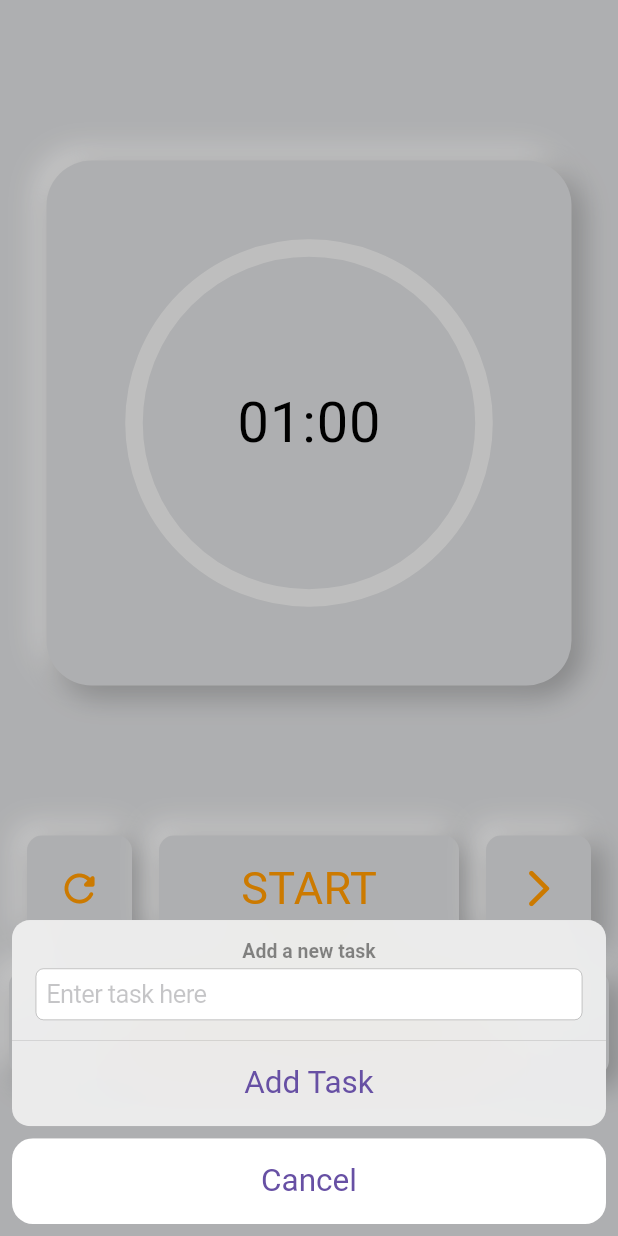
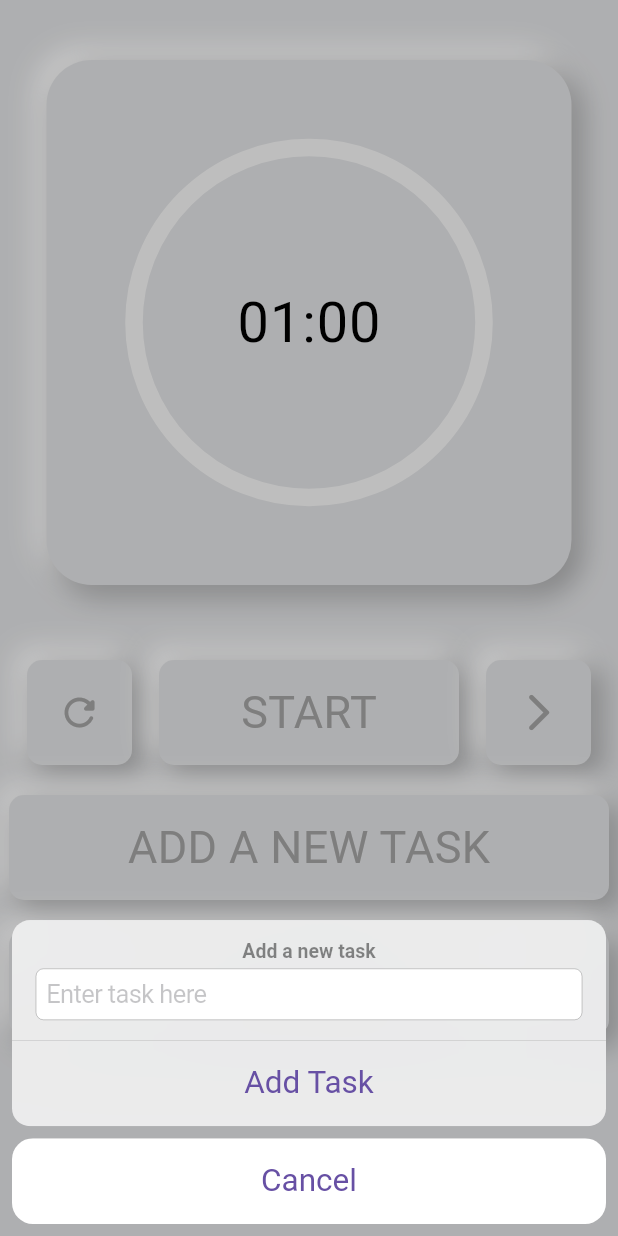
Before and after one commit to akira2552007/POMODO, a Flutter app: the screen it shows after launch, after a tap on "ADD A NEW TASK", on a phone screen of 412 x 824 dp. Run offline on Flutter 3.47's test engine with Material 3 defaults, Android fonts, the phone set to English and light mode, and no system bars; drawn by our look-alikes of circular_countdown_timer; our stand-ins replace flutter_slidable, flutter_spinkit.

Commit message:
optimized for 9x16 screen

```diff
--- a/lib/Pages/circular_timer.dart
+++ b/lib/Pages/circular_timer.dart
@@ -12,7 +12,7 @@ class MyWidget extends StatelessWidget {
         width: 100, // smaller fixed size
         height: 150,
         duration: 60,
-        fillColor: Colors.purpleAccent[100]!,
+        fillColor: Colors.grey[500]!,
         ringColor: Colors.grey[200]!,
         controller: controller,
         isReverse: true,
--- a/lib/Pages/home_page.dart
+++ b/lib/Pages/home_page.dart
@@ -14,24 +14,28 @@ class HomePage extends StatefulWidget {
 class _HomePageState extends State<HomePage> {
   final CountDownController _controller = CountDownController();
   String? task;
+
   @override
   Widget build(BuildContext context) {
     return Scaffold(
       backgroundColor: const Color(0xffdadbdd),
-      body: Stack(
+      body: SafeArea(
+        child: SingleChildScrollView(
+          padding: const EdgeInsets.symmetric(vertical: 20),
+          child: Column(
             children: [
               if (task != null)
                 Padding(
-              padding: const EdgeInsets.only(top: 50, left: 35, right: 35),
+                  padding: const EdgeInsets.symmetric(horizontal: 35),
                   child: Slidable(
                     key: ValueKey(task),
                     endActionPane: ActionPane(
-                  motion: BehindMotion(),
+                      motion: const BehindMotion(),
                       children: [
                         SlidableAction(
                           onPressed: (context) {
                             setState(() {
-                          task = null; // Deletes the task
+                              task = null;
                             });
                           },
                           borderRadius: BorderRadius.circular(10),
@@ -44,8 +48,9 @@ class _HomePageState extends State<HomePage> {
                     ),
                     child: Container(
                       height: 70,
+                      margin: const EdgeInsets.only(bottom: 20),
                       decoration: BoxDecoration(
-                    color: Color(0xffdadbdd),
+                        color: const Color(0xffdadbdd),
                         borderRadius: BorderRadius.circular(10),
                         boxShadow: const [
                           BoxShadow(
@@ -63,17 +68,22 @@ class _HomePageState extends State<HomePage> {
                         ],
                       ),
                       child: Center(
+                        child: SingleChildScrollView(
+                          scrollDirection: Axis.horizontal,
+                          padding: const EdgeInsets.symmetric(horizontal: 10),
                           child: Text(
                             '$task',
-                      style: TextStyle(fontSize: 20, color: Colors.black87),
+                            style: const TextStyle(
+                              fontSize: 20,
+                              color: Colors.black87,
                             ),
                           ),
                         ),
                       ),
                     ),
-          Column(
-            mainAxisAlignment: MainAxisAlignment.center,
-            children: [
+                  ),
+                ),
+              const SizedBox(height: 20),
               Row(
                 mainAxisAlignment: MainAxisAlignment.center,
                 children: [
@@ -102,11 +112,70 @@ class _HomePageState extends State<HomePage> {
                   ),
                 ],
               ),
-              const SizedBox(height: 100),
+              const SizedBox(height: 50),
               Row(
                 mainAxisAlignment: MainAxisAlignment.spaceEvenly,
                 children: [
-                  Container(
+                  _iconContainer(icon: Icons.refresh_rounded, onPressed: () {}),
+                  _textButton(label: 'START', onTap: () {}, width: 200),
+                  _iconContainer(
+                    icon: Icons.arrow_forward_ios_rounded,
+                    onPressed: () {},
+                  ),
+                ],
+              ),
+              const SizedBox(height: 20),
+              _textButton(
+                label: 'ADD A NEW TASK',
+                onTap: () {
+                  showCupertinoModalPopup(
+                    context: context,
+                    builder: (BuildContext context) {
+                      TextEditingController controller =
+                          TextEditingController();
+                      return CupertinoActionSheet(
+                        title: const Text('Add a new task'),
+                        message: CupertinoTextField(
+                          placeholder: 'Enter task here',
+                          controller: controller,
+                        ),
+                        actions: [
+                          CupertinoActionSheetAction(
+                            onPressed: () {
+                              Navigator.pop(context);
+                              setState(() {
+                                task = controller.text;
+                              });
+                            },
+                            child: const Text('Add Task'),
+                          ),
+                        ],
+                        cancelButton: CupertinoActionSheetAction(
+                          onPressed: () {
+                            Navigator.pop(context);
+                          },
+                          child: const Text('Cancel'),
+                        ),
+                      );
+                    },
+                  );
+                },
+                width: 400,
+              ),
+              const SizedBox(height: 20),
+              _textButton(label: 'ADD TIME', onTap: () {}, width: 400),
+            ],
+          ),
+        ),
+      ),
+    );
+  }
+
+  Widget _iconContainer({
+    required IconData icon,
+    required VoidCallback onPressed,
+  }) {
+    return Container(
       height: 70,
       width: 70,
       decoration: BoxDecoration(
@@ -129,127 +198,23 @@ class _HomePageState extends State<HomePage> {
       ),
       child: Center(
         child: IconButton(
-                        onPressed: () {},
-                        icon: Icon(
-                          Icons.refresh_rounded,
-                          color: Colors.orange,
-                          size: 30,
+          onPressed: onPressed,
+          icon: Icon(icon, color: Colors.grey, size: 30),
         ),
       ),
-                    ),
-                  ),
+    );
+  }
 
-                  GestureDetector(
-                    onTap: () {},
+  Widget _textButton({
+    required String label,
+    required VoidCallback onTap,
+    required double width,
+  }) {
+    return GestureDetector(
+      onTap: onTap,
       child: Container(
         height: 70,
-                      width: 200,
-
-                      decoration: BoxDecoration(
-                        color: Color(0xffdadbdd),
-                        borderRadius: BorderRadius.circular(10),
-                        boxShadow: const [
-                          BoxShadow(
-                            color: Colors.white,
-                            offset: Offset(-6, -6),
-                            spreadRadius: 1,
-                            blurRadius: 15,
-                          ),
-                          BoxShadow(
-                            color: Colors.black26,
-                            offset: Offset(6, 6),
-                            spreadRadius: 1,
-                            blurRadius: 15,
-                          ),
-                        ],
-                      ),
-                      child: Center(
-                        child: Text(
-                          'START',
-                          style: TextStyle(color: Colors.orange, fontSize: 30),
-                        ),
-                      ),
-                    ),
-                  ),
-                  Container(
-                    height: 70,
-                    width: 70,
-
-                    decoration: BoxDecoration(
-                      color: const Color(0xffdadbdd),
-                      borderRadius: BorderRadius.circular(10),
-                      boxShadow: const [
-                        BoxShadow(
-                          color: Colors.white,
-                          offset: Offset(-6, -6),
-                          spreadRadius: 1,
-                          blurRadius: 15,
-                        ),
-                        BoxShadow(
-                          color: Colors.black26,
-                          offset: Offset(6, 6),
-                          spreadRadius: 1,
-                          blurRadius: 15,
-                        ),
-                      ],
-                    ),
-                    child: Center(
-                      child: IconButton(
-                        onPressed: () {},
-                        icon: Icon(
-                          Icons.arrow_forward_ios_rounded,
-                          color: Colors.orange,
-                          size: 30,
-                        ),
-                      ),
-                    ),
-                  ),
-                ],
-              ),
-              Column(
-                mainAxisAlignment: MainAxisAlignment.center,
-                children: [
-                  SizedBox(height: 20),
-                  GestureDetector(
-                    onTap: () {
-                      showCupertinoModalPopup(
-                        context: context,
-                        builder: (BuildContext context) {
-                          TextEditingController controller =
-                              TextEditingController();
-
-                          return CupertinoActionSheet(
-                            title: Text('Add a new task'),
-                            message: CupertinoTextField(
-                              placeholder: 'Enter task here',
-                              controller: controller,
-                            ),
-                            actions: [
-                              CupertinoActionSheetAction(
-                                onPressed: () {
-                                  Navigator.pop(context);
-                                  print('New task added: $task');
-                                  setState(() {
-                                    task = controller.text;
-                                  });
-                                },
-                                child: Text('Add Task'),
-                              ),
-                            ],
-                            cancelButton: CupertinoActionSheetAction(
-                              onPressed: () {
-                                Navigator.pop(context);
-                              },
-                              child: Text('Cancel'),
-                            ),
-                          );
-                        },
-                      );
-                    },
-
-                    child: Container(
-                      height: 70,
-                      width: 400,
+        width: width,
         decoration: BoxDecoration(
           color: const Color(0xffdadbdd),
           borderRadius: BorderRadius.circular(10),
@@ -270,17 +235,10 @@ class _HomePageState extends State<HomePage> {
         ),
         child: Center(
           child: Text(
-                          'ADD A NEW TASK',
-                          style: TextStyle(color: Colors.orange, fontSize: 30),
+            label,
+            style: const TextStyle(color: Colors.grey, fontSize: 30),
           ),
         ),
-                    ),
-                  ),
-                ],
-              ),
-            ],
-          ),
-        ],
       ),
     );
   }
```
Lines whose indentation alone changed are shown as unchanged.
